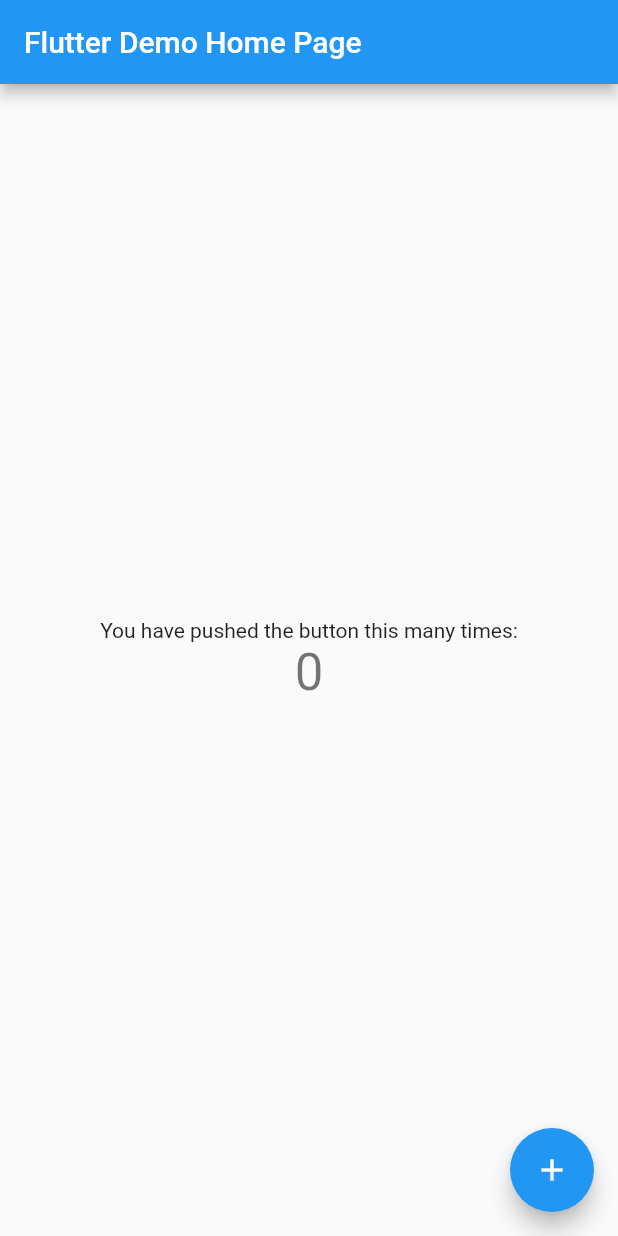
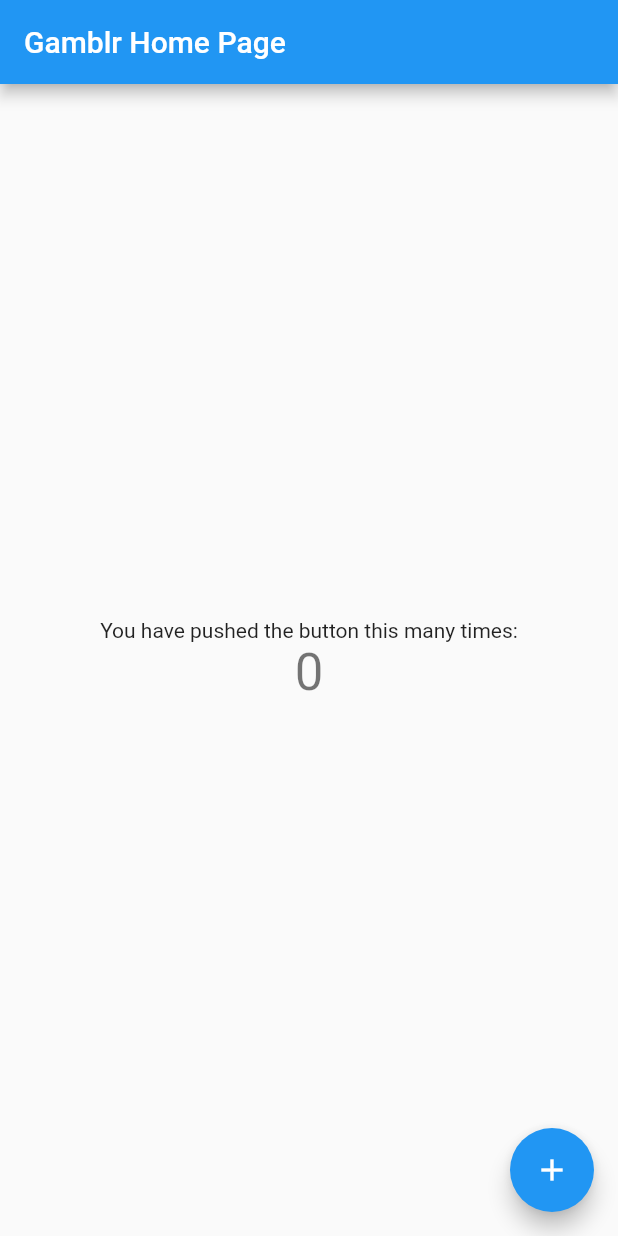
Before and after one commit to YJL33/gamblr, a Flutter app: the screen it shows after launch, on a phone screen of 412 x 824 dp. Run offline on Flutter 3.47's test engine with Material 2 defaults, Android fonts, the phone set to English and light mode, and no system bars.

Commit message:
Change package name and Add Firebase support

```diff
--- a/lib/main.dart
+++ b/lib/main.dart
@@ -9,7 +9,7 @@ class MyApp extends StatelessWidget {
   @override
   Widget build(BuildContext context) {
     return MaterialApp(
-      title: 'Flutter Demo',
+      title: 'Gamblr',
       theme: ThemeData(
         // This is the theme of your application.
         //
@@ -26,7 +26,7 @@ class MyApp extends StatelessWidget {
         // closer together (more dense) than on mobile platforms.
         visualDensity: VisualDensity.adaptivePlatformDensity,
       ),
-      home: MyHomePage(title: 'Flutter Demo Home Page'),
+      home: MyHomePage(title: 'Gamblr Home Page'),
     );
   }
 }
--- a/pubspec.yaml
+++ b/pubspec.yaml
@@ -28,6 +28,8 @@ dependencies:
   # The following adds the Cupertino Icons font to your application.
   # Use with the CupertinoIcons class for iOS style icons.
   cupertino_icons: ^1.0.0
+  # Firebase
+  firebase_analytics: ^5.0.11
 
 dev_dependencies:
   flutter_test:
```
Also changed, not shown: pubspec.lock, 12 other files.
